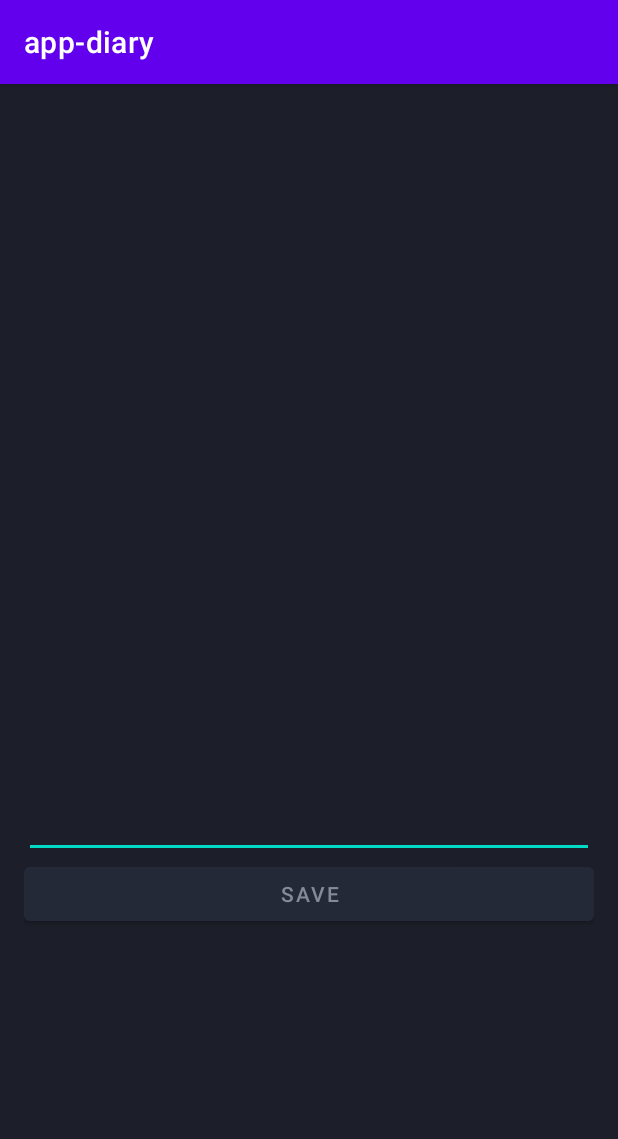
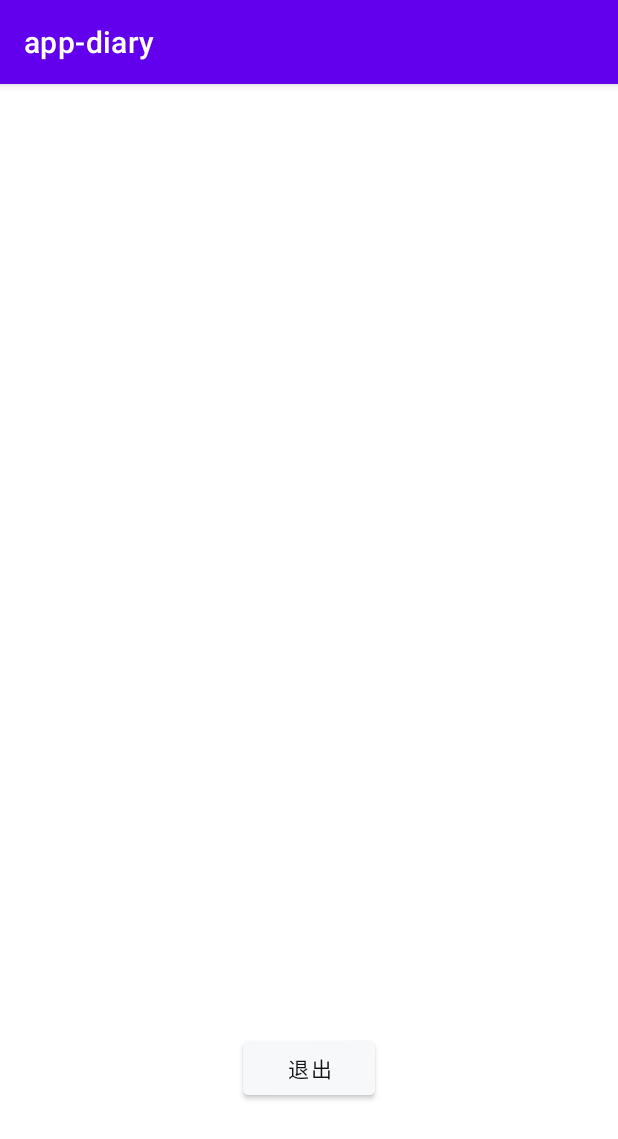
Before and after one commit to weixuefeng/app-dairy, an Android app: the fragment EditDairyFragment shown on its own in the app's theme, on a phone screen of 412 x 824 dp. Shown: the top 1139 px of the screen. Run offline under Robolectric (Android 15) with nearby library versions, the phone set to English and light mode, and no system bars; our stand-ins replace Dagger/Hilt's generated code; libraries missing offline, so code that uses them is left out: me.jessyan.autosize; 4 statements that could not run were skipped.

Commit message:
fix: toollayout

```diff
--- a/app/build.gradle
+++ b/app/build.gradle
@@ -70,4 +70,7 @@ dependencies {
 
     // adapter
     implementation 'com.github.CymChad:BaseRecyclerViewAdapterHelper:3.0.4'
+
+    // screen adapter
+    implementation 'me.jessyan:autosize:1.0.0'
 }
--- a/app/src/main/java/com/explorer/diary/ui/EditDairyFragment.kt
+++ b/app/src/main/java/com/explorer/diary/ui/EditDairyFragment.kt
@@ -1,13 +1,18 @@
 package com.explorer.diary.ui
 
-import android.util.Log
+import android.view.Gravity
+import android.view.View
 import androidx.fragment.app.activityViewModels
 import com.explorer.diary.R
 import com.explorer.diary.data.Record
 import com.explorer.diary.navigator.AppNavigator
+import com.explorer.diary.ui.popupwindow.SuccessPopupWindow
+import com.explorer.diary.util.KeyboardUtils
+import com.explorer.diary.util.SoftKeyBoardListener
 import com.explorer.diary.viewmodel.HomeViewModel
 import dagger.hilt.android.AndroidEntryPoint
 import kotlinx.android.synthetic.main.fragment_edit_dairy.*
+import me.jessyan.autosize.internal.CustomAdapt
 import javax.inject.Inject
 
 /**
@@ -18,7 +23,7 @@ import javax.inject.Inject
  * @copyright (c) 2020 Newton Foundation. All rights reserved.
  */
 @AndroidEntryPoint
-class EditDairyFragment : BaseFragment() {
+class EditDairyFragment : BaseFragment(), CustomAdapt {
 
     @Inject lateinit var navigator: AppNavigator
 
@@ -34,7 +39,26 @@ class EditDairyFragment : BaseFragment() {
 
         editText.setText(mCurrentRecord?.content)
 
+        // save dairy logic
         saveButton.setOnClickListener {
+            requireActivity().onBackPressed()
+        }
+
+        // add keyboard listener
+        val softKeyBoardListener = SoftKeyBoardListener(rootView)
+        softKeyBoardListener.setOnSoftKeyBoardChangeListener(onSoftKeyBoardChangeListener = object: SoftKeyBoardListener.OnSoftKeyBoardChangeListener {
+            override fun keyBoardShow(height: Int) {
+                showToolView()
+            }
+
+            override fun keyBoardHide(height: Int) {
+                hideToolView()
+            }
+        })
+        softKeyBoardListener.addGlobalLayoutListener()
+
+        // complete button
+        completeBt.setOnClickListener {
             val content = editText.text.toString()
             val record: Record = if (mCurrentRecord == null) {
                 Record(content, System.currentTimeMillis())
@@ -43,10 +67,27 @@ class EditDairyFragment : BaseFragment() {
                 mCurrentRecord!!
             }
             viewModel.addRecord(record)
-            requireActivity().onBackPressed()
+            KeyboardUtils.hideKeyboard(editText)
+            showConfirmPopupWindow()
         }
     }
 
+
+    private fun showToolView() {
+        toolLayout.visibility = View.VISIBLE
+    }
+
+    private fun hideToolView() {
+        toolLayout.visibility = View.GONE
+    }
+
+    private fun showConfirmPopupWindow() {
+        val popupWindow = SuccessPopupWindow(mContext) {
+            it.dismiss()
+            requireActivity().onBackPressed()
+        }
+        popupWindow.showAtLocation(rootView, Gravity.BOTTOM or Gravity.CENTER, 0, 0)
+    }
 
 
     override fun onResume() {
@@ -69,10 +110,12 @@ class EditDairyFragment : BaseFragment() {
         }
     }
 
-    val TAG = "EditDairyFragment"
     override fun onDestroyView() {
         super.onDestroyView()
-        Log.d(TAG, "Destory")
         viewModel.clear()
     }
+
+    override fun isBaseOnWidth(): Boolean = false
+
+    override fun getSizeInDp(): Float = 720F
 }
--- a/app/src/main/java/com/explorer/diary/ui/HomeFragment.kt
+++ b/app/src/main/java/com/explorer/diary/ui/HomeFragment.kt
@@ -58,6 +58,4 @@ class HomeFragment: BaseFragment() {
         super.onResume()
         viewModel.getAllRecords()
     }
-
-
 }
--- /dev/null
+++ b/app/src/main/java/com/explorer/diary/util/SoftKeyBoardListener.kt
@@ -0,0 +1,78 @@
+package com.explorer.diary.util
+
+import android.graphics.Rect
+import android.view.View
+import android.view.ViewTreeObserver
+
+class SoftKeyBoardListener(val rootView: View) {
+
+    private var rootViewVisibleHeight: Int = 0//纪录根视图的显示高度
+    private var onSoftKeyBoardChangeListener: OnSoftKeyBoardChangeListener? = null
+    var globalLayoutListener: ViewTreeObserver.OnGlobalLayoutListener
+    private var currentState = State.HIDE
+
+    init {
+        //监听视图树中全局布局发生改变或者视图树中的某个视图的可视状态发生改变
+            globalLayoutListener = ViewTreeObserver.OnGlobalLayoutListener {
+            //获取当前根视图在屏幕上显示的大小
+            val r = Rect()
+            rootView.getWindowVisibleDisplayFrame(r)
+
+            val visibleHeight = r.height()
+
+            if (rootViewVisibleHeight == 0) {
+                rootViewVisibleHeight = visibleHeight
+                return@OnGlobalLayoutListener
+            }
+
+            //根视图显示高度没有变化，可以看作软键盘显示／隐藏状态没有改变
+            if (rootViewVisibleHeight == visibleHeight) {
+                return@OnGlobalLayoutListener
+            }
+            //根视图显示高度变小超过200，可以看作软键盘显示了
+            if (rootViewVisibleHeight - visibleHeight > 200) {
+                if (onSoftKeyBoardChangeListener != null && currentState == State.HIDE) {
+                    currentState = State.SHOW
+                    onSoftKeyBoardChangeListener!!.keyBoardShow(rootViewVisibleHeight - visibleHeight)
+                }
+                rootViewVisibleHeight = visibleHeight
+                return@OnGlobalLayoutListener
+            }
+
+            //根视图显示高度变大超过200，可以看作软键盘隐藏了
+            if (visibleHeight - rootViewVisibleHeight > 200) {
+                if (onSoftKeyBoardChangeListener != null && currentState == State.SHOW) {
+                    currentState = State.HIDE
+                    onSoftKeyBoardChangeListener!!.keyBoardHide(visibleHeight - rootViewVisibleHeight)
+                }
+                rootViewVisibleHeight = visibleHeight
+                return@OnGlobalLayoutListener
+            }
+        }
+        rootView.viewTreeObserver.addOnGlobalLayoutListener(globalLayoutListener)
+    }
+
+    fun setOnSoftKeyBoardChangeListener(onSoftKeyBoardChangeListener: OnSoftKeyBoardChangeListener) {
+        this.onSoftKeyBoardChangeListener = onSoftKeyBoardChangeListener
+    }
+
+    fun addGlobalLayoutListener() {
+        rootView.viewTreeObserver.addOnGlobalLayoutListener(globalLayoutListener)
+    }
+
+    fun removeGlobalLayoutListener() {
+        rootView.viewTreeObserver.removeOnGlobalLayoutListener(globalLayoutListener)
+    }
+
+    interface OnSoftKeyBoardChangeListener {
+
+        fun keyBoardShow(height: Int)
+
+        fun keyBoardHide(height: Int)
+    }
+
+    enum class State{
+        SHOW,
+        HIDE
+    }
+}
--- a/app/src/main/java/com/explorer/diary/viewmodel/HomeViewModel.kt
+++ b/app/src/main/java/com/explorer/diary/viewmodel/HomeViewModel.kt
@@ -72,10 +72,10 @@ open class HomeViewModel @ViewModelInject constructor(
         return savedStateHandle.getLiveData<Record>(recordKey).value
     }
 
-    val TAG = "HomeViewModel"
     override fun onCleared() {
         savedStateHandle.remove<String>(key)
         savedStateHandle.remove<String>(recordKey)
+        onCurrentRecord.postValue(null)
     }
 
     fun clear() {
--- a/app/src/main/res/layout/fragment_edit_dairy.xml
+++ b/app/src/main/res/layout/fragment_edit_dairy.xml
@@ -2,13 +2,14 @@
 <androidx.constraintlayout.widget.ConstraintLayout xmlns:android="http://schemas.android.com/apk/res/android"
     android:layout_width="match_parent"
     android:layout_height="match_parent"
-    android:padding="16dp"
+    android:id="@+id/rootView"
     android:background="@color/home_bg"
     xmlns:app="http://schemas.android.com/apk/res-auto">
     <ScrollView
         app:layout_constraintTop_toTopOf="parent"
+        android:padding="16dp"
         android:layout_width="match_parent"
-        android:layout_height="wrap_content">
+        android:layout_height="match_parent">
         <androidx.constraintlayout.widget.ConstraintLayout
             android:layout_width="match_parent"
             android:layout_height="wrap_content">
@@ -17,19 +18,41 @@
                 app:layout_constraintTop_toTopOf="parent"
                 android:layout_width="match_parent"
                 android:gravity="top"
+                android:layout_height="wrap_content"
                 android:padding="@dimen/big_padding"
                 android:textColor="@color/home_text"
-                android:layout_height="500dp"
+                android:minHeight="600dp"
+                android:background="@color/home_bg"
                 />
             <com.google.android.material.button.MaterialButton
                 android:id="@+id/saveButton"
-                android:layout_width="match_parent"
+                android:layout_width="wrap_content"
                 android:layout_height="wrap_content"
-                app:layout_constraintTop_toBottomOf="@id/editText"
-                android:text="@string/save"
+                app:layout_constraintLeft_toLeftOf="parent"
+                app:layout_constraintRight_toRightOf="parent"
+                android:text="@string/quit"
                 android:textColor="@color/home_text"
                 android:backgroundTint="@color/home_item_bg"
+                android:layout_margin="@dimen/big_margin"
+                app:layout_constraintTop_toBottomOf="@id/editText"
                 />
         </androidx.constraintlayout.widget.ConstraintLayout>
     </ScrollView>
+    <androidx.constraintlayout.widget.ConstraintLayout
+        android:id="@+id/toolLayout"
+        app:layout_constraintBottom_toBottomOf="parent"
+        app:layout_constraintLeft_toLeftOf="parent"
+        app:layout_constraintRight_toRightOf="parent"
+        android:layout_width="match_parent"
+        android:visibility="gone"
+        android:layout_height="wrap_content">
+        <Button
+            android:id="@+id/completeBt"
+            app:layout_constraintRight_toRightOf="parent"
+            app:layout_constraintBottom_toBottomOf="parent"
+            android:layout_width="wrap_content"
+            android:layout_height="wrap_content"
+            android:text="@string/home_complete"
+            />
+    </androidx.constraintlayout.widget.ConstraintLayout>
 </androidx.constraintlayout.widget.ConstraintLayout>
--- a/app/src/main/res/values/colors.xml
+++ b/app/src/main/res/values/colors.xml
@@ -9,7 +9,12 @@
     <color name="white">#FFFFFFFF</color>
 
 
-    <color name="home_text">#FF838A9A</color>
-    <color name="home_item_bg">#FF242937</color>
-    <color name="home_bg">#FF1C1E29</color>
+<!--    <color name="home_text">#FF838A9A</color>-->
+<!--    <color name="home_item_bg">#FF242937</color>-->
+<!--    <color name="home_bg">#FF1C1E29</color>-->
+
+    <color name="home_text">#131313</color>
+    <color name="home_item_bg">#FFF6F8FA</color>
+    <color name="home_bg">#FFFFFF</color>
+
 </resources>
--- a/app/src/main/res/values/strings.xml
+++ b/app/src/main/res/values/strings.xml
@@ -1,5 +1,7 @@
 <resources>
     <string name="app_name">app-diary</string>
-    <string name="save">save</string>
-    <string name="edit">Edit</string>
+    <string name="save">保存</string>
+    <string name="edit">编辑</string>
+    <string name="home_complete">完</string>
+    <string name="quit">退出</string>
 </resources>
```
Also changed, not shown: app/src/main/AndroidManifest.xml (+7 -0 lines), app/src/main/java/com/explorer/diary/ui/BaseFragment.kt (+12 -0 lines), app/src/main/java/com/explorer/diary/ui/popupwindow/EditPopupWindow.kt (added, +38 -0 lines), app/src/main/java/com/explorer/diary/ui/popupwindow/SuccessPopupWindow.kt (added, +41 -0 lines), app/src/main/java/com/explorer/diary/util/KeyboardUtils.kt (added, +30 -0 lines), app/src/main/res/anim/pop_enter_anim.xml (added, +11 -0 lines), app/src/main/res/anim/pop_exit_anim.xml (added, +11 -0 lines), app/src/main/res/layout/popupwindow_edit.xml (added, +15 -0 lines), app/src/main/res/layout/popupwindow_success.xml (added, +77 -0 lines), app/src/main/res/values/style.xml (added, +7 -0 lines), 1 other file.
